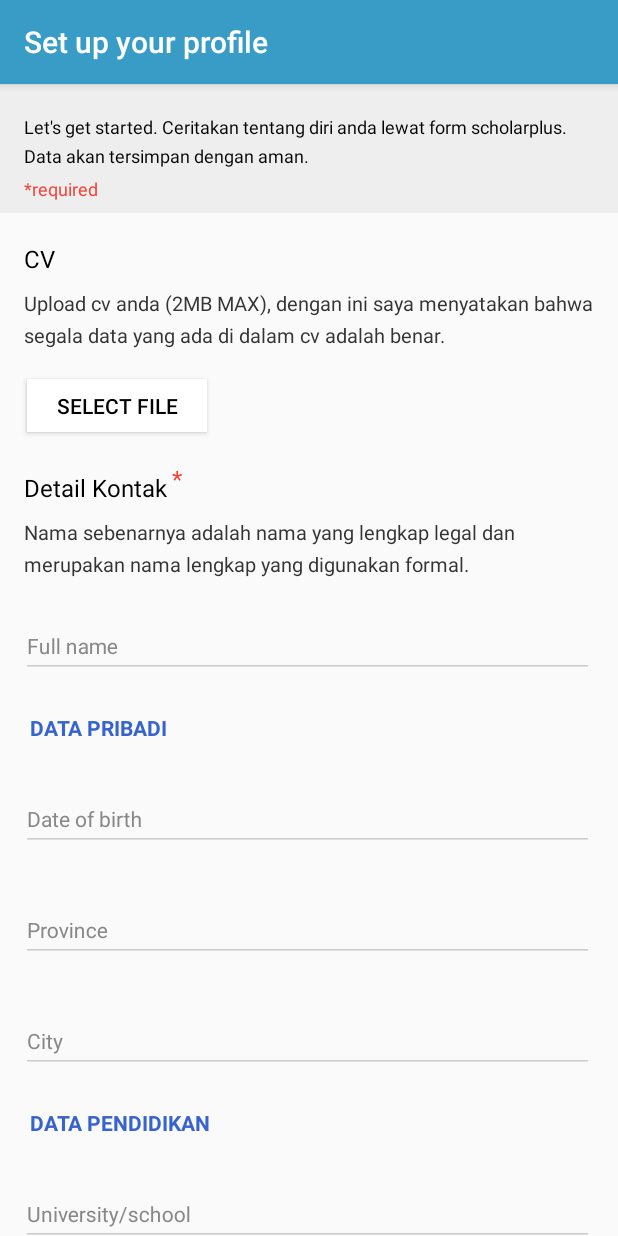
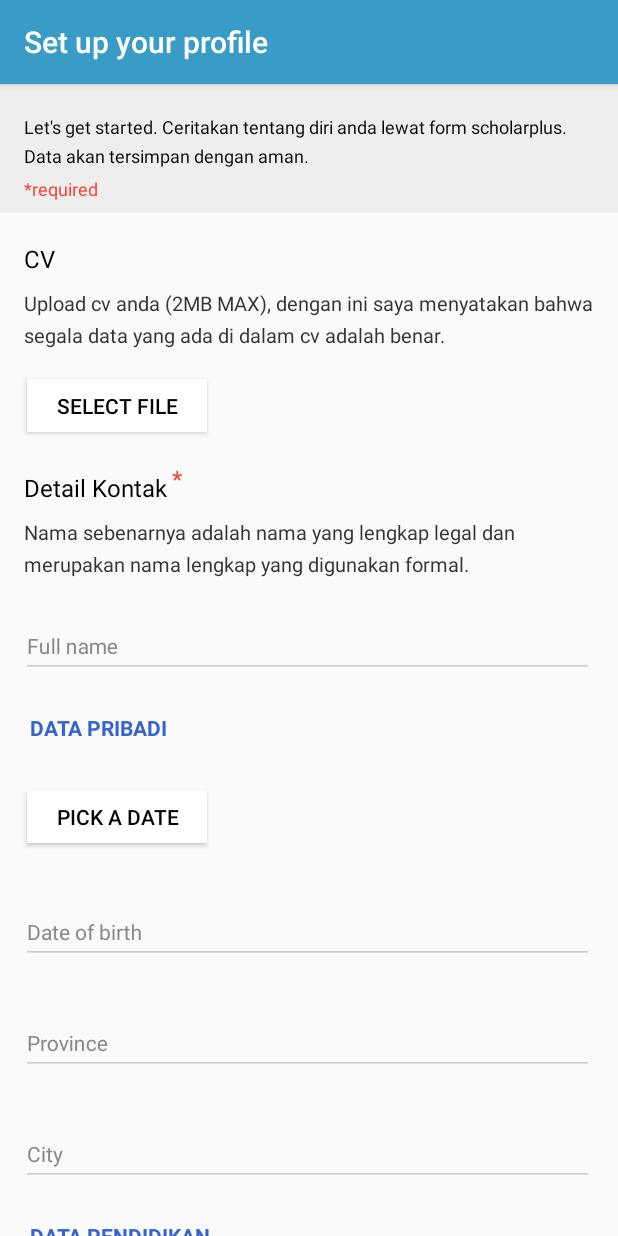
Before and after one commit to ramaf9/Scholarplus, an Android app: the screen it shows after launch once a user with an empty profile is signed in (EditProfileActivity), on a phone screen of 412 x 824 dp. Run offline under Robolectric (Android 15) with nearby library versions, the light colour scheme and no system bars; our stand-ins replace Firebase (no records; nobody signed in at launch, a user with empty details on screens opened directly).

Commit message:
launching bos

```diff
--- a/app/src/main/java/com/v1/firebase/scholarplus/ui/login/EditProfileActivity.java
+++ b/app/src/main/java/com/v1/firebase/scholarplus/ui/login/EditProfileActivity.java
@@ -53,6 +53,7 @@ import java.util.HashMap;
 public class EditProfileActivity extends BaseActivity {
     private boolean newStatus;
     private EditText mEditUsername,mEditDOB,mEditSemester,mEditIpk;
+    private Button mPickDate;
     private AutoCompleteTextView mEditCity,mEditProvince;
     private AutoCompleteTextView mEditInstitut,mEditFakultas,mEditJurusan;
     private Button editCv;
@@ -210,6 +211,7 @@ public class EditProfileActivity extends BaseActivity {
         mEditCity = (AutoCompleteTextView) findViewById(R.id.edit_text_city);
         mEditProvince = (AutoCompleteTextView)findViewById(R.id.edit_text_province);
         editCv = (Button) findViewById(R.id.btnCv);
+        mPickDate = (Button)findViewById(R.id.pick_date);
 
 
 
@@ -225,7 +227,7 @@ public class EditProfileActivity extends BaseActivity {
             }
         });
 
-        mEditDOB.setOnClickListener(new View.OnClickListener() {
+        mPickDate.setOnClickListener(new View.OnClickListener() {
             @Override
             public void onClick(View view) {
                 setDOB();
--- a/app/src/main/res/layout/activity_editprofile.xml
+++ b/app/src/main/res/layout/activity_editprofile.xml
@@ -177,7 +177,19 @@
             android:paddingBottom="12dp"
             android:textColor="@color/ungubukanungu"/>
 
-
+        <Button
+            android:id="@+id/pick_date"
+            android:layout_width="120dp"
+            android:layout_height="35dp"
+            android:text="PICK A DATE"
+            android:layout_gravity="left"
+            android:layout_marginTop="20dp"
+            android:layout_marginBottom="20dp"
+            android:layout_marginLeft="18dp"
+            android:layout_marginRight="16dp"
+            android:background="@color/white"
+            android:textColor="@color/black"
+            />
         <android.support.design.widget.TextInputLayout
             android:id="@+id/til_dob"
             android:layout_width="match_parent"
@@ -187,6 +199,7 @@
             android:paddingBottom="10dp"
             android:paddingLeft="14dp"
             android:paddingRight="@dimen/activity_horizontal_margin">
+
 
             <EditText
                 android:id="@+id/edit_text_dob"
```
Also changed, not shown: app/src/main/java/com/v1/firebase/scholarplus/ui/scholarlist/ActionSortAdapter.java (+24 -1 lines), app/src/main/java/com/v1/firebase/scholarplus/ui/scholarlist/ScholarListFragment.java (+45 -15 lines), app/src/main/res/layout/fragment_scholarship.xml (+6 -3 lines), app/src/main/res/layout/single_active_list_cardview2.xml (+8 -7 lines), app/src/main/res/menu/fragment_scholarlist_menu.xml (+16 -16 lines), 3 other files.
